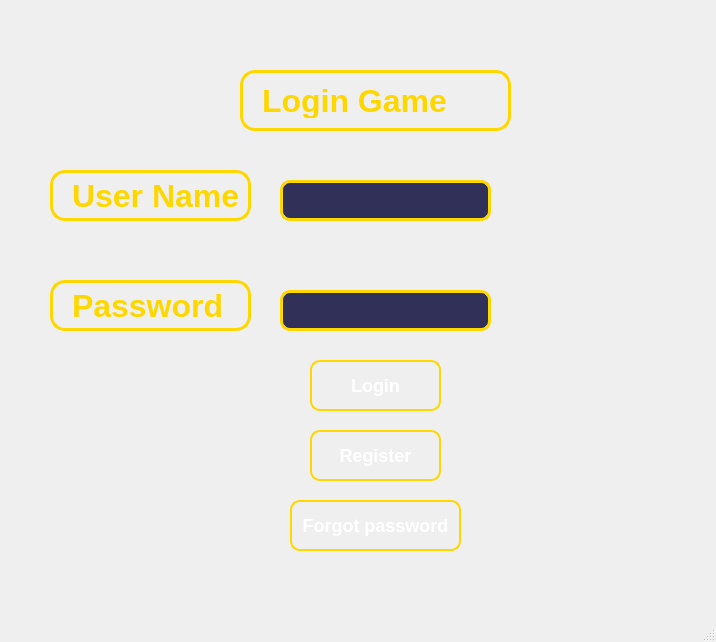
The window that ui/Login.ui (TrogTran/ai-la-trieu-phu) describes before a commit, drawn with Qt 5.
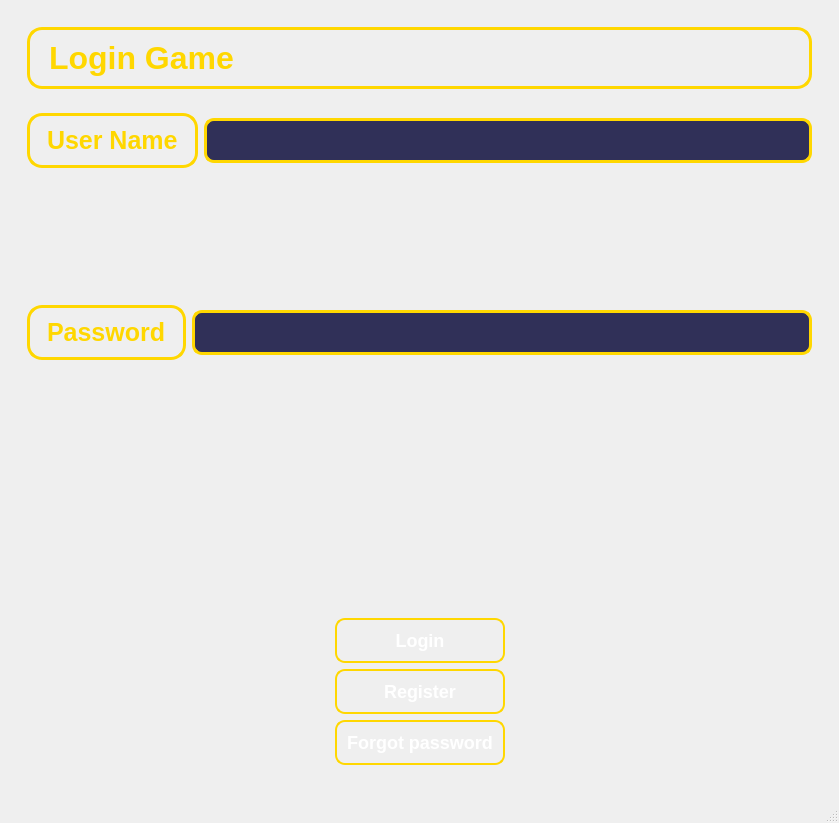
The same window after the commit.

What changed in the file:
```diff
--- a/ui/Login.ui
+++ b/ui/Login.ui
@@ -6,8 +6,8 @@
    <rect>
     <x>0</x>
     <y>0</y>
-    <width>716</width>
-    <height>642</height>
+    <width>839</width>
+    <height>823</height>
    </rect>
   </property>
   <property name="windowTitle">
@@ -21,17 +21,68 @@
 </string>
   </property>
   <widget class="QWidget" name="centralwidget">
-   <widget class="QLineEdit" name="lineEdit_username">
-    <property name="geometry">
-     <rect>
-      <x>280</x>
-      <y>180</y>
-      <width>211</width>
-      <height>41</height>
-     </rect>
-    </property>
-    <property name="styleSheet">
-     <string notr="true">/* QLineEdit - Ô nhập liệu */
+   <layout class="QHBoxLayout" name="horizontalLayout">
+    <item>
+     <widget class="QWidget" name="widget" native="true">
+      <layout class="QGridLayout" name="gridLayout_4">
+       <item row="4" column="0">
+        <spacer name="verticalSpacer_2">
+         <property name="orientation">
+          <enum>Qt::Vertical</enum>
+         </property>
+         <property name="sizeHint" stdset="0">
+          <size>
+           <width>20</width>
+           <height>40</height>
+          </size>
+         </property>
+        </spacer>
+       </item>
+       <item row="2" column="0">
+        <spacer name="verticalSpacer">
+         <property name="orientation">
+          <enum>Qt::Vertical</enum>
+         </property>
+         <property name="sizeHint" stdset="0">
+          <size>
+           <width>20</width>
+           <height>40</height>
+          </size>
+         </property>
+        </spacer>
+       </item>
+       <item row="3" column="0">
+        <widget class="QWidget" name="widget_6" native="true">
+         <layout class="QGridLayout" name="gridLayout_5">
+          <item row="0" column="0">
+           <widget class="QLabel" name="label_2">
+            <property name="styleSheet">
+             <string notr="true">/* QLabel - Tiêu đề chính */
+QLabel {
+    font-size: 25px;  /* Tăng kích thước chữ */
+    font-weight: bold;
+    color: #FFD700;  /* Màu vàng kim */
+    text-align: center;  /* Căn giữa chữ */
+    qproperty-alignment: 'AlignCenter';  /* Đảm bảo căn giữa trong Qt */
+    background: transparent;
+    text-shadow: 4px 4px 8px rgba(0, 0, 0, 0.9);  /* Hiệu ứng đổ bóng nổi bật */
+    border: 3px solid #FFD700;  /* Viền vàng giống khung câu hỏi trong game */
+    border-radius: 15px;  /* Bo góc mềm mại */
+    padding: 10px;
+    background: qlineargradient(x1:0, y1:0, x2:1, y2:1,
+                                stop:0 #003366, stop:1 #000F40); /* Gradient xanh đậm */
+}
+</string>
+            </property>
+            <property name="text">
+             <string>Password</string>
+            </property>
+           </widget>
+          </item>
+          <item row="0" column="1">
+           <widget class="QLineEdit" name="lineEdit_password">
+            <property name="styleSheet">
+             <string notr="true">/* QLineEdit - Ô nhập liệu */
 QLineEdit {
     font-size: 18px;  /* Kích thước chữ */
     font-weight: bold;
@@ -50,19 +101,78 @@
     background: rgba(0, 0, 80, 0.9);
 }
 </string>
-    </property>
-   </widget>
-   <widget class="QLineEdit" name="lineEdit_password">
-    <property name="geometry">
-     <rect>
-      <x>280</x>
-      <y>290</y>
-      <width>211</width>
-      <height>41</height>
-     </rect>
-    </property>
-    <property name="styleSheet">
-     <string notr="true">/* QLineEdit - Ô nhập liệu */
+            </property>
+            <property name="echoMode">
+             <enum>QLineEdit::Password</enum>
+            </property>
+           </widget>
+          </item>
+         </layout>
+        </widget>
+       </item>
+       <item row="0" column="0">
+        <widget class="QWidget" name="widget_4" native="true">
+         <layout class="QGridLayout" name="gridLayout_2">
+          <item row="0" column="0">
+           <widget class="QLabel" name="label_3">
+            <property name="styleSheet">
+             <string notr="true">/* QLabel - Tiêu đề chính */
+QLabel {
+    font-size: 32px;  /* Tăng kích thước chữ */
+    font-weight: bold;
+    color: #FFD700;  /* Màu vàng kim */
+    text-align: center;  /* Căn giữa chữ */
+    qproperty-alignment: 'AlignCenter';  /* Đảm bảo căn giữa trong Qt */
+    background: transparent;
+    text-shadow: 4px 4px 8px rgba(0, 0, 0, 0.9);  /* Hiệu ứng đổ bóng nổi bật */
+    border: 3px solid #FFD700;  /* Viền vàng giống khung câu hỏi trong game */
+    border-radius: 15px;  /* Bo góc mềm mại */
+    padding: 10px;
+    background: qlineargradient(x1:0, y1:0, x2:1, y2:1,
+                                stop:0 #003366, stop:1 #000F40); /* Gradient xanh đậm */
+}
+</string>
+            </property>
+            <property name="text">
+             <string>Login Game</string>
+            </property>
+           </widget>
+          </item>
+         </layout>
+        </widget>
+       </item>
+       <item row="1" column="0">
+        <widget class="QWidget" name="widget_3" native="true">
+         <layout class="QGridLayout" name="gridLayout">
+          <item row="0" column="0">
+           <widget class="QLabel" name="label">
+            <property name="styleSheet">
+             <string notr="true">/* QLabel - Tiêu đề chính */
+QLabel {
+    font-size: 25px;  /* Tăng kích thước chữ */
+    font-weight: bold;
+    color: #FFD700;  /* Màu vàng kim */
+    text-align: center;  /* Căn giữa chữ */
+    qproperty-alignment: 'AlignCenter';  /* Đảm bảo căn giữa trong Qt */
+    background: transparent;
+    text-shadow: 4px 4px 8px rgba(0, 0, 0, 0.9);  /* Hiệu ứng đổ bóng nổi bật */
+    border: 3px solid #FFD700;  /* Viền vàng giống khung câu hỏi trong game */
+    border-radius: 15px;  /* Bo góc mềm mại */
+    padding: 10px;
+    background: qlineargradient(x1:0, y1:0, x2:1, y2:1,
+                                stop:0 #003366, stop:1 #000F40); /* Gradient xanh đậm */
+}
+</string>
+            </property>
+            <property name="text">
+             <string>User Name</string>
+            </property>
+           </widget>
+          </item>
+          <item row="0" column="1">
+           <widget class="QLineEdit" name="lineEdit_username">
+            <property name="styleSheet">
+             <string notr="true">/* QLineEdit - Ô nhập liệu */
 QLineEdit {
     font-size: 18px;  /* Kích thước chữ */
     font-weight: bold;
@@ -81,22 +191,35 @@
     background: rgba(0, 0, 80, 0.9);
 }
 </string>
-    </property>
-    <property name="echoMode">
-     <enum>QLineEdit::Password</enum>
-    </property>
-   </widget>
-   <widget class="QPushButton" name="pushButton_login">
-    <property name="geometry">
-     <rect>
-      <x>310</x>
-      <y>360</y>
-      <width>131</width>
-      <height>51</height>
-     </rect>
-    </property>
-    <property name="styleSheet">
-     <string notr="true">/* QLabel - Tiêu đề User Name, Password */
+            </property>
+           </widget>
+          </item>
+         </layout>
+        </widget>
+       </item>
+       <item row="6" column="0">
+        <widget class="QWidget" name="widget_5" native="true">
+         <layout class="QGridLayout" name="gridLayout_3">
+          <item row="0" column="0">
+           <spacer name="horizontalSpacer">
+            <property name="orientation">
+             <enum>Qt::Horizontal</enum>
+            </property>
+            <property name="sizeHint" stdset="0">
+             <size>
+              <width>40</width>
+              <height>20</height>
+             </size>
+            </property>
+           </spacer>
+          </item>
+          <item row="0" column="1">
+           <widget class="QWidget" name="widget_2" native="true">
+            <layout class="QVBoxLayout" name="verticalLayout_2">
+             <item>
+              <widget class="QPushButton" name="pushButton_login">
+               <property name="styleSheet">
+                <string notr="true">/* QLabel - Tiêu đề User Name, Password */
 QLabel {
     font-size: 18px;
     font-weight: bold;
@@ -148,22 +271,16 @@
     border-color: #FFD700;
 }
 </string>
-    </property>
-    <property name="text">
-     <string>Login</string>
-    </property>
-   </widget>
-   <widget class="QPushButton" name="pushButton_register">
-    <property name="geometry">
-     <rect>
-      <x>310</x>
-      <y>430</y>
-      <width>131</width>
-      <height>51</height>
-     </rect>
-    </property>
-    <property name="styleSheet">
-     <string notr="true">/* QLabel - Tiêu đề User Name, Password */
+               </property>
+               <property name="text">
+                <string>Login</string>
+               </property>
+              </widget>
+             </item>
+             <item>
+              <widget class="QPushButton" name="pushButton_register">
+               <property name="styleSheet">
+                <string notr="true">/* QLabel - Tiêu đề User Name, Password */
 QLabel {
     font-size: 18px;
     font-weight: bold;
@@ -216,116 +333,17 @@
 }
 
 </string>
-    </property>
-    <property name="text">
-     <string>Register</string>
-    </property>
-   </widget>
-   <widget class="QLabel" name="label">
-    <property name="geometry">
-     <rect>
-      <x>50</x>
-      <y>170</y>
-      <width>201</width>
-      <height>51</height>
-     </rect>
-    </property>
-    <property name="styleSheet">
-     <string notr="true">/* QLabel - Tiêu đề chính */
+               </property>
+               <property name="text">
+                <string>Register</string>
+               </property>
+              </widget>
+             </item>
+             <item>
+              <widget class="QPushButton" name="pushButton_forgot_password">
+               <property name="styleSheet">
+                <string notr="true">/* QLabel - Tiêu đề User Name, Password */
 QLabel {
-    font-size: 32px;  /* Tăng kích thước chữ */
-    font-weight: bold;
-    color: #FFD700;  /* Màu vàng kim */
-    text-align: center;  /* Căn giữa chữ */
-    qproperty-alignment: 'AlignCenter';  /* Đảm bảo căn giữa trong Qt */
-    background: transparent;
-    text-shadow: 4px 4px 8px rgba(0, 0, 0, 0.9);  /* Hiệu ứng đổ bóng nổi bật */
-    border: 3px solid #FFD700;  /* Viền vàng giống khung câu hỏi trong game */
-    border-radius: 15px;  /* Bo góc mềm mại */
-    padding: 10px;
-    background: qlineargradient(x1:0, y1:0, x2:1, y2:1,
-                                stop:0 #003366, stop:1 #000F40); /* Gradient xanh đậm */
-}
-</string>
-    </property>
-    <property name="text">
-     <string>User Name</string>
-    </property>
-   </widget>
-   <widget class="QLabel" name="label_2">
-    <property name="geometry">
-     <rect>
-      <x>50</x>
-      <y>280</y>
-      <width>201</width>
-      <height>51</height>
-     </rect>
-    </property>
-    <property name="styleSheet">
-     <string notr="true">/* QLabel - Tiêu đề chính */
-QLabel {
-    font-size: 32px;  /* Tăng kích thước chữ */
-    font-weight: bold;
-    color: #FFD700;  /* Màu vàng kim */
-    text-align: center;  /* Căn giữa chữ */
-    qproperty-alignment: 'AlignCenter';  /* Đảm bảo căn giữa trong Qt */
-    background: transparent;
-    text-shadow: 4px 4px 8px rgba(0, 0, 0, 0.9);  /* Hiệu ứng đổ bóng nổi bật */
-    border: 3px solid #FFD700;  /* Viền vàng giống khung câu hỏi trong game */
-    border-radius: 15px;  /* Bo góc mềm mại */
-    padding: 10px;
-    background: qlineargradient(x1:0, y1:0, x2:1, y2:1,
-                                stop:0 #003366, stop:1 #000F40); /* Gradient xanh đậm */
-}
-</string>
-    </property>
-    <property name="text">
-     <string>Password</string>
-    </property>
-   </widget>
-   <widget class="QLabel" name="label_3">
-    <property name="geometry">
-     <rect>
-      <x>240</x>
-      <y>70</y>
-      <width>271</width>
-      <height>61</height>
-     </rect>
-    </property>
-    <property name="styleSheet">
-     <string notr="true">/* QLabel - Tiêu đề chính */
-QLabel {
-    font-size: 32px;  /* Tăng kích thước chữ */
-    font-weight: bold;
-    color: #FFD700;  /* Màu vàng kim */
-    text-align: center;  /* Căn giữa chữ */
-    qproperty-alignment: 'AlignCenter';  /* Đảm bảo căn giữa trong Qt */
-    background: transparent;
-    text-shadow: 4px 4px 8px rgba(0, 0, 0, 0.9);  /* Hiệu ứng đổ bóng nổi bật */
-    border: 3px solid #FFD700;  /* Viền vàng giống khung câu hỏi trong game */
-    border-radius: 15px;  /* Bo góc mềm mại */
-    padding: 10px;
-    background: qlineargradient(x1:0, y1:0, x2:1, y2:1,
-                                stop:0 #003366, stop:1 #000F40); /* Gradient xanh đậm */
-}
-</string>
-    </property>
-    <property name="text">
-     <string>Login Game</string>
-    </property>
-   </widget>
-   <widget class="QPushButton" name="pushButton_forgot_password">
-    <property name="geometry">
-     <rect>
-      <x>290</x>
-      <y>500</y>
-      <width>171</width>
-      <height>51</height>
-     </rect>
-    </property>
-    <property name="styleSheet">
-     <string notr="true">/* QLabel - Tiêu đề User Name, Password */
-QLabel {
     font-size: 18px;
     font-weight: bold;
     color: #FFD700; /* Vàng nổi bật */
@@ -377,11 +395,48 @@
 }
 
 </string>
-    </property>
-    <property name="text">
-     <string>Forgot password</string>
-    </property>
-   </widget>
+               </property>
+               <property name="text">
+                <string>Forgot password</string>
+               </property>
+              </widget>
+             </item>
+            </layout>
+           </widget>
+          </item>
+          <item row="0" column="2">
+           <spacer name="horizontalSpacer_2">
+            <property name="orientation">
+             <enum>Qt::Horizontal</enum>
+            </property>
+            <property name="sizeHint" stdset="0">
+             <size>
+              <width>40</width>
+              <height>20</height>
+             </size>
+            </property>
+           </spacer>
+          </item>
+         </layout>
+        </widget>
+       </item>
+       <item row="5" column="0">
+        <spacer name="verticalSpacer_3">
+         <property name="orientation">
+          <enum>Qt::Vertical</enum>
+         </property>
+         <property name="sizeHint" stdset="0">
+          <size>
+           <width>20</width>
+           <height>40</height>
+          </size>
+         </property>
+        </spacer>
+       </item>
+      </layout>
+     </widget>
+    </item>
+   </layout>
   </widget>
   <widget class="QMenuBar" name="menubar">
    <property name="geometry">
```
Left out of the diff: 2 changed lines with no effect on the pictures.
